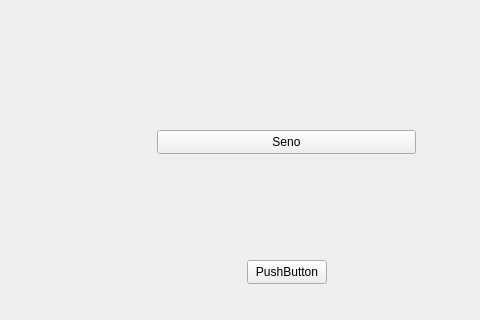
Qt form QT/mainwindow.ui (Niconiio/LosPitagoras) before a commit; both pictures show x 233 to 713 and y 0 to 320 of the 713 by 600 pixel window.
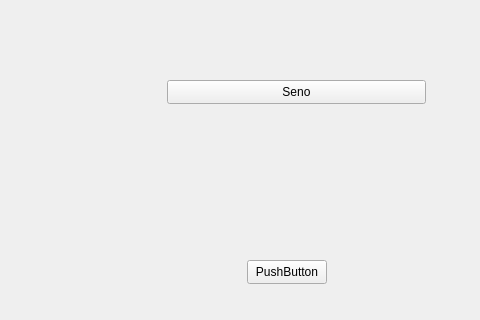
The same form after that commit.

```diff
--- a/QT/mainwindow.ui
+++ b/QT/mainwindow.ui
@@ -56,7 +56,7 @@
     <property name="geometry">
      <rect>
       <x>40</x>
-      <y>110</y>
+      <y>60</y>
       <width>321</width>
       <height>241</height>
      </rect>
@@ -66,8 +66,8 @@
    <widget class="QPushButton" name="SenoBtn">
     <property name="geometry">
      <rect>
-      <x>390</x>
-      <y>130</y>
+      <x>400</x>
+      <y>80</y>
       <width>259</width>
       <height>24</height>
      </rect>
```
Left out of the diff: 2 changed lines with no effect on the pictures.
